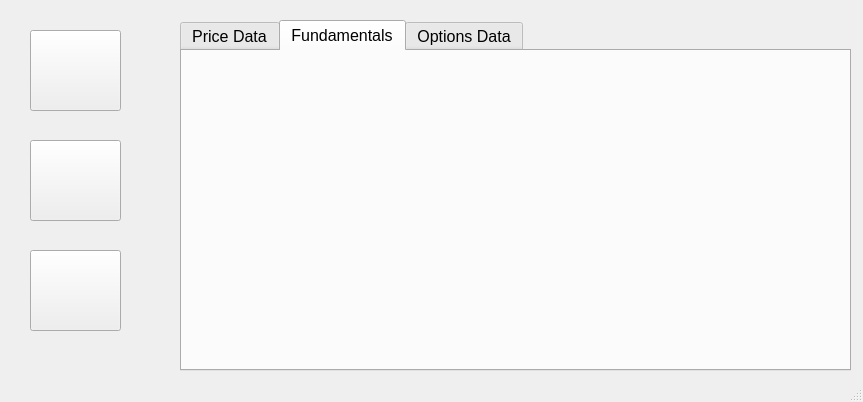
Before: the Qt Designer form src/main.ui in vitaliAI/Financial-Data-Downloader, drawn with Qt 5.
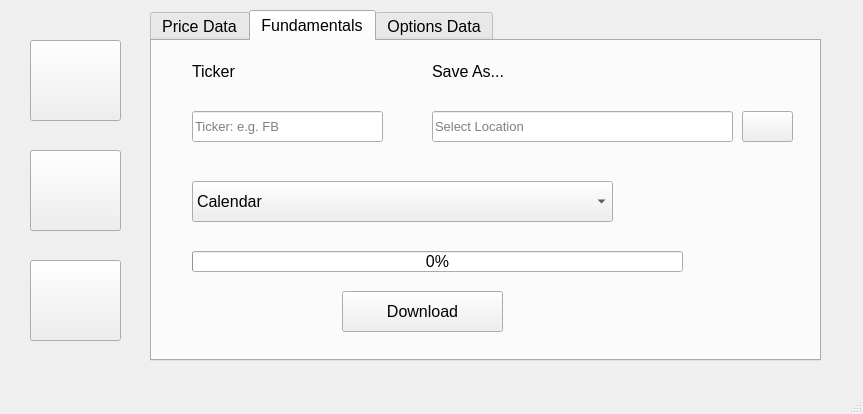
After: the same form once the commit is applied. The open tabs and pages were chosen to show the change. Icons and pictures are not drawn.

Patch:
```diff
--- a/src/main.ui
+++ b/src/main.ui
@@ -7,7 +7,7 @@
     <x>0</x>
     <y>0</y>
     <width>863</width>
-    <height>402</height>
+    <height>414</height>
    </rect>
   </property>
   <property name="windowTitle">
@@ -17,8 +17,8 @@
    <widget class="QTabWidget" name="tabWidget">
     <property name="geometry">
      <rect>
-      <x>180</x>
-      <y>20</y>
+      <x>150</x>
+      <y>10</y>
       <width>671</width>
       <height>351</height>
      </rect>
@@ -269,6 +269,200 @@
      <attribute name="title">
       <string>Fundamentals</string>
      </attribute>
+     <widget class="QComboBox" name="comboBox">
+      <property name="geometry">
+       <rect>
+        <x>40</x>
+        <y>140</y>
+        <width>421</width>
+        <height>41</height>
+       </rect>
+      </property>
+      <item>
+       <property name="text">
+        <string>Calendar</string>
+       </property>
+      </item>
+      <item>
+       <property name="text">
+        <string>Sustainability</string>
+       </property>
+      </item>
+      <item>
+       <property name="text">
+        <string>Recommendations</string>
+       </property>
+      </item>
+      <item>
+       <property name="text">
+        <string>Annual Cashflow</string>
+       </property>
+      </item>
+      <item>
+       <property name="text">
+        <string>Quarterly Cashflow</string>
+       </property>
+      </item>
+      <item>
+       <property name="text">
+        <string>Annual Balance sheet</string>
+       </property>
+      </item>
+      <item>
+       <property name="text">
+        <string>Quarterly Balance sheet</string>
+       </property>
+      </item>
+      <item>
+       <property name="text">
+        <string>Annual Earnings</string>
+       </property>
+      </item>
+      <item>
+       <property name="text">
+        <string>Quarterly Earnings</string>
+       </property>
+      </item>
+      <item>
+       <property name="text">
+        <string>Annual Financials</string>
+       </property>
+      </item>
+      <item>
+       <property name="text">
+        <string>Quarterly Financials</string>
+       </property>
+      </item>
+     </widget>
+     <widget class="QProgressBar" name="progressBar_2">
+      <property name="geometry">
+       <rect>
+        <x>40</x>
+        <y>210</y>
+        <width>491</width>
+        <height>21</height>
+       </rect>
+      </property>
+      <property name="value">
+       <number>0</number>
+      </property>
+     </widget>
+     <widget class="QPushButton" name="pushButton_3">
+      <property name="geometry">
+       <rect>
+        <x>190</x>
+        <y>250</y>
+        <width>161</width>
+        <height>41</height>
+       </rect>
+      </property>
+      <property name="font">
+       <font>
+        <pointsize>12</pointsize>
+       </font>
+      </property>
+      <property name="text">
+       <string>Download</string>
+      </property>
+     </widget>
+     <widget class="QLineEdit" name="ticker_2">
+      <property name="geometry">
+       <rect>
+        <x>40</x>
+        <y>70</y>
+        <width>191</width>
+        <height>31</height>
+       </rect>
+      </property>
+      <property name="font">
+       <font>
+        <pointsize>10</pointsize>
+       </font>
+      </property>
+      <property name="placeholderText">
+       <string>Ticker: e.g. FB</string>
+      </property>
+     </widget>
+     <widget class="QLineEdit" name="save_as_3">
+      <property name="geometry">
+       <rect>
+        <x>280</x>
+        <y>70</y>
+        <width>301</width>
+        <height>31</height>
+       </rect>
+      </property>
+      <property name="font">
+       <font>
+        <pointsize>10</pointsize>
+       </font>
+      </property>
+      <property name="text">
+       <string/>
+      </property>
+      <property name="placeholderText">
+       <string>Select Location</string>
+      </property>
+     </widget>
+     <widget class="QPushButton" name="browse_3">
+      <property name="geometry">
+       <rect>
+        <x>590</x>
+        <y>70</y>
+        <width>51</width>
+        <height>31</height>
+       </rect>
+      </property>
+      <property name="text">
+       <string/>
+      </property>
+      <property name="icon">
+       <iconset resource="photo.qrc">
+        <normaloff>:/icons/browse.png</normaloff>:/icons/browse.png</iconset>
+      </property>
+      <property name="iconSize">
+       <size>
+        <width>25</width>
+        <height>25</height>
+       </size>
+      </property>
+     </widget>
+     <widget class="QLabel" name="label_8">
+      <property name="geometry">
+       <rect>
+        <x>40</x>
+        <y>20</y>
+        <width>111</width>
+        <height>21</height>
+       </rect>
+      </property>
+      <property name="font">
+       <font>
+        <pointsize>12</pointsize>
+       </font>
+      </property>
+      <property name="text">
+       <string>Ticker</string>
+      </property>
+     </widget>
+     <widget class="QLabel" name="label_16">
+      <property name="geometry">
+       <rect>
+        <x>280</x>
+        <y>20</y>
+        <width>141</width>
+        <height>21</height>
+       </rect>
+      </property>
+      <property name="font">
+       <font>
+        <pointsize>12</pointsize>
+       </font>
+      </property>
+      <property name="text">
+       <string>Save As...</string>
+      </property>
+     </widget>
     </widget>
     <widget class="QWidget" name="tab">
      <attribute name="title">
@@ -280,7 +474,7 @@
     <property name="geometry">
      <rect>
       <x>30</x>
-      <y>30</y>
+      <y>40</y>
       <width>91</width>
       <height>81</height>
      </rect>
@@ -303,7 +497,7 @@
     <property name="geometry">
      <rect>
       <x>30</x>
-      <y>140</y>
+      <y>150</y>
       <width>91</width>
       <height>81</height>
      </rect>
@@ -326,7 +520,7 @@
     <property name="geometry">
      <rect>
       <x>30</x>
-      <y>250</y>
+      <y>260</y>
       <width>91</width>
       <height>81</height>
      </rect>
```
Left out of the diff: 133 changed lines with no effect on the pictures.
